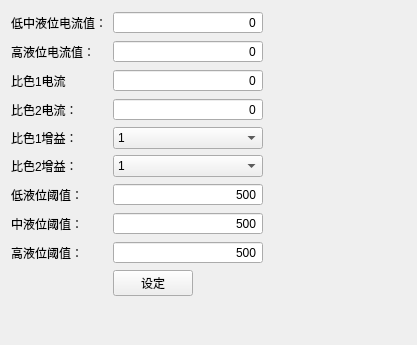
This is lightvoltage.ui in DREAM251/WaterMonitoring as Qt 5 draws it before an edit. The edited form follows.
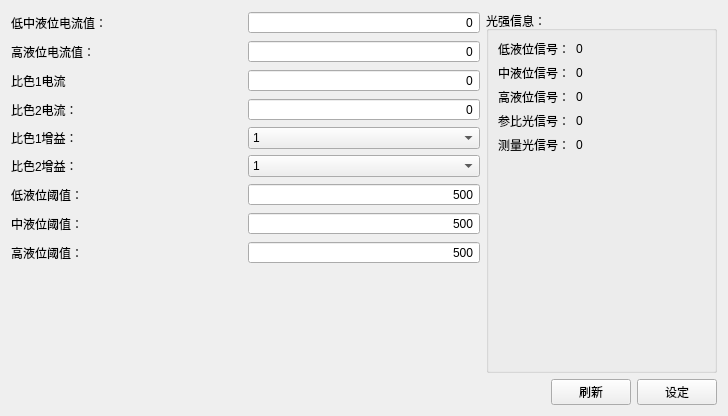
This is the edited form.

Patch:
```diff
--- a/lightvoltage.ui
+++ b/lightvoltage.ui
@@ -6,17 +6,14 @@
    <rect>
     <x>0</x>
     <y>0</y>
-    <width>417</width>
-    <height>345</height>
+    <width>728</width>
+    <height>416</height>
    </rect>
   </property>
   <property name="windowTitle">
    <string>Form</string>
   </property>
-  <layout class="QFormLayout" name="formLayout">
-   <property name="fieldGrowthPolicy">
-    <enum>QFormLayout::FieldsStayAtSizeHint</enum>
-   </property>
+  <layout class="QGridLayout" name="gridLayout">
    <item row="0" column="0">
     <widget class="QLabel" name="lbCurrentTbFrameLedSet">
      <property name="text">
@@ -43,6 +40,85 @@
      </property>
     </widget>
    </item>
+   <item row="0" column="2" rowspan="10">
+    <widget class="QGroupBox" name="groupBox">
+     <property name="title">
+      <string>光强信息：</string>
+     </property>
+     <layout class="QFormLayout" name="formLayout">
+      <item row="0" column="0">
+       <widget class="QLabel" name="label">
+        <property name="text">
+         <string>低液位信号：</string>
+        </property>
+       </widget>
+      </item>
+      <item row="1" column="0">
+       <widget class="QLabel" name="label_2">
+        <property name="text">
+         <string>中液位信号：</string>
+        </property>
+       </widget>
+      </item>
+      <item row="0" column="1">
+       <widget class="QLabel" name="WaterLevel1">
+        <property name="text">
+         <string>0</string>
+        </property>
+       </widget>
+      </item>
+      <item row="1" column="1">
+       <widget class="QLabel" name="WaterLevel2">
+        <property name="text">
+         <string>0</string>
+        </property>
+       </widget>
+      </item>
+      <item row="2" column="0">
+       <widget class="QLabel" name="label_5">
+        <property name="text">
+         <string>高液位信号：</string>
+        </property>
+       </widget>
+      </item>
+      <item row="3" column="0">
+       <widget class="QLabel" name="label_6">
+        <property name="text">
+         <string>参比光信号：</string>
+        </property>
+       </widget>
+      </item>
+      <item row="4" column="0">
+       <widget class="QLabel" name="label_7">
+        <property name="text">
+         <string>测量光信号：</string>
+        </property>
+       </widget>
+      </item>
+      <item row="2" column="1">
+       <widget class="QLabel" name="WaterLevel3">
+        <property name="text">
+         <string>0</string>
+        </property>
+       </widget>
+      </item>
+      <item row="3" column="1">
+       <widget class="QLabel" name="RefWaterLevel1">
+        <property name="text">
+         <string>0</string>
+        </property>
+       </widget>
+      </item>
+      <item row="4" column="1">
+       <widget class="QLabel" name="RefWaterLevel2">
+        <property name="text">
+         <string>0</string>
+        </property>
+       </widget>
+      </item>
+     </layout>
+    </widget>
+   </item>
    <item row="1" column="0">
     <widget class="QLabel" name="lbLargeTbFrameLedSet">
      <property name="text">
@@ -312,12 +388,49 @@
      </property>
     </widget>
    </item>
-   <item row="9" column="1">
-    <widget class="QPushButton" name="Save">
-     <property name="text">
-      <string>设定</string>
+   <item row="9" column="0" colspan="2">
+    <spacer name="verticalSpacer">
+     <property name="orientation">
+      <enum>Qt::Vertical</enum>
      </property>
-    </widget>
+     <property name="sizeHint" stdset="0">
+      <size>
+       <width>20</width>
+       <height>40</height>
+      </size>
+     </property>
+    </spacer>
+   </item>
+   <item row="10" column="0" colspan="3">
+    <layout class="QHBoxLayout" name="horizontalLayout">
+     <item>
+      <spacer name="horizontalSpacer">
+       <property name="orientation">
+        <enum>Qt::Horizontal</enum>
+       </property>
+       <property name="sizeHint" stdset="0">
+        <size>
+         <width>388</width>
+         <height>25</height>
+        </size>
+       </property>
+      </spacer>
+     </item>
+     <item>
+      <widget class="QPushButton" name="Renew">
+       <property name="text">
+        <string>刷新</string>
+       </property>
+      </widget>
+     </item>
+     <item>
+      <widget class="QPushButton" name="Save">
+       <property name="text">
+        <string>设定</string>
+       </property>
+      </widget>
+     </item>
+    </layout>
    </item>
   </layout>
  </widget>
```
